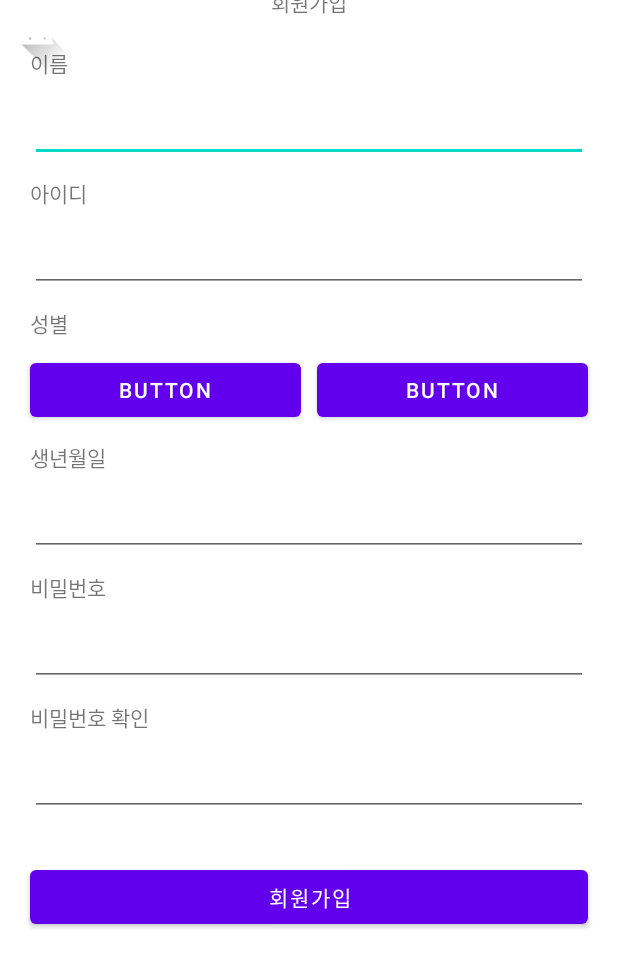
After one commit to TeamSeeMeet/SeeMeet-Android, an Android app: the RegisterActivity screen opened directly, with no data from a screen before it, on a phone screen of 412 x 824 dp. The commit adds this screen. Shown: the top 967 px of the screen. Run offline under Robolectric (Android 15) with nearby library versions, the phone set to English and light mode, and no system bars; our stand-ins replace navigation-ui.

Commit message:
[MOD] 로그인 xml 틀 구현

```diff
--- a/app/build.gradle
+++ b/app/build.gradle
@@ -42,6 +42,8 @@ dependencies {
     implementation 'com.google.android.material:material:1.4.0'
     implementation 'androidx.constraintlayout:constraintlayout:2.1.2'
     implementation 'androidx.legacy:legacy-support-v4:1.0.0'
+    implementation 'androidx.navigation:navigation-fragment-ktx:2.3.5'
+    implementation 'androidx.navigation:navigation-ui-ktx:2.3.5'
     testImplementation 'junit:junit:4.+'
     androidTestImplementation 'androidx.test.ext:junit:1.1.3'
     androidTestImplementation 'androidx.test.espresso:espresso-core:3.4.0'
--- /dev/null
+++ b/app/src/main/java/org/seemeet/seemeet/ui/registration/RegisterActivity.kt
@@ -0,0 +1,22 @@
+package org.seemeet.seemeet.ui.registration
+
+import android.os.Bundle
+import com.google.android.material.snackbar.Snackbar
+import androidx.appcompat.app.AppCompatActivity
+import androidx.navigation.findNavController
+import androidx.navigation.ui.AppBarConfiguration
+import androidx.navigation.ui.navigateUp
+import androidx.navigation.ui.setupActionBarWithNavController
+import org.seemeet.seemeet.R
+import org.seemeet.seemeet.databinding.ActivityRegisterBinding
+
+class RegisterActivity : AppCompatActivity() {
+
+    private val binding: ActivityRegisterBinding by lazy {
+        ActivityRegisterBinding.inflate(layoutInflater)
+    }
+    override fun onCreate(savedInstanceState: Bundle?) {
+        super.onCreate(savedInstanceState)
+        setContentView(binding.root)
+    }
+}
--- /dev/null
+++ b/app/src/main/res/layout/activity_register.xml
@@ -0,0 +1,181 @@
+<?xml version="1.0" encoding="utf-8"?>
+<androidx.constraintlayout.widget.ConstraintLayout xmlns:android="http://schemas.android.com/apk/res/android"
+    xmlns:app="http://schemas.android.com/apk/res-auto"
+    xmlns:tools="http://schemas.android.com/tools"
+    android:layout_width="match_parent"
+    android:layout_height="match_parent"
+    tools:context=".ui.registration.LoginActivity">
+
+    <ImageView
+        android:id="@+id/imageView"
+        android:layout_width="50dp"
+        android:layout_height="50dp"
+        app:layout_constraintStart_toStartOf="parent"
+        app:layout_constraintTop_toTopOf="parent"
+        app:srcCompat="@drawable/ic_launcher_foreground" />
+
+    <TextView
+        android:id="@+id/tv_register_register"
+        android:layout_width="wrap_content"
+        android:layout_height="wrap_content"
+        android:text="@string/register_register"
+        app:layout_constraintBottom_toBottomOf="@+id/view_line"
+        app:layout_constraintEnd_toEndOf="parent"
+        app:layout_constraintStart_toStartOf="parent"
+        app:layout_constraintTop_toTopOf="parent" />
+
+    <View
+        android:id="@+id/view_line"
+        android:layout_width="wrap_content"
+        android:layout_height="1dp"
+        tools:layout_editor_absoluteY="50dp" />
+
+    <TextView
+        android:id="@+id/tv_name"
+        android:layout_width="wrap_content"
+        android:layout_height="wrap_content"
+        android:layout_marginStart="20dp"
+        android:layout_marginTop="30dp"
+        android:text="@string/register_name"
+        app:layout_constraintStart_toStartOf="parent"
+        app:layout_constraintTop_toBottomOf="@+id/view_line" />
+
+    <EditText
+        android:id="@+id/et_name"
+        android:layout_width="0dp"
+        android:layout_height="wrap_content"
+        android:layout_marginStart="20dp"
+        android:layout_marginTop="10dp"
+        android:layout_marginEnd="20dp"
+        android:ems="10"
+        android:inputType="textPersonName"
+        app:layout_constraintEnd_toEndOf="parent"
+        app:layout_constraintStart_toStartOf="parent"
+        app:layout_constraintTop_toBottomOf="@+id/tv_name" />
+
+    <TextView
+        android:id="@+id/tv_id"
+        android:layout_width="wrap_content"
+        android:layout_height="wrap_content"
+        android:layout_marginTop="10dp"
+        android:text="@string/register_id"
+        app:layout_constraintStart_toStartOf="@+id/tv_name"
+        app:layout_constraintTop_toBottomOf="@+id/et_name" />
+
+    <EditText
+        android:id="@+id/et_id"
+        android:layout_width="0dp"
+        android:layout_height="wrap_content"
+        android:layout_marginTop="10dp"
+        android:ems="10"
+        android:inputType="textPersonName"
+        app:layout_constraintEnd_toEndOf="@+id/et_name"
+        app:layout_constraintStart_toStartOf="@+id/et_name"
+        app:layout_constraintTop_toBottomOf="@+id/tv_id" />
+
+    <TextView
+        android:id="@+id/tv_sex"
+        android:layout_width="wrap_content"
+        android:layout_height="wrap_content"
+        android:layout_marginTop="10dp"
+        android:text="@string/register_sex"
+        app:layout_constraintStart_toStartOf="@+id/tv_name"
+        app:layout_constraintTop_toBottomOf="@+id/et_id" />
+
+    <Button
+        android:id="@+id/button"
+        android:layout_width="0dp"
+        android:layout_height="wrap_content"
+        android:layout_marginStart="5dp"
+        android:layout_marginEnd="20dp"
+        android:text="Button"
+        app:layout_constraintEnd_toEndOf="parent"
+        app:layout_constraintHorizontal_bias="0.5"
+        app:layout_constraintStart_toEndOf="@+id/btn_sex"
+        app:layout_constraintTop_toTopOf="@+id/btn_sex" />
+
+    <Button
+        android:id="@+id/btn_sex"
+        android:layout_width="0dp"
+        android:layout_height="wrap_content"
+        android:layout_marginStart="20dp"
+        android:layout_marginTop="10dp"
+        android:layout_marginEnd="5dp"
+        android:text="Button"
+        app:layout_constraintEnd_toStartOf="@+id/button"
+        app:layout_constraintHorizontal_bias="0.5"
+        app:layout_constraintStart_toStartOf="parent"
+        app:layout_constraintTop_toBottomOf="@+id/tv_sex" />
+
+    <TextView
+        android:id="@+id/tv_birth"
+        android:layout_width="wrap_content"
+        android:layout_height="wrap_content"
+        android:layout_marginTop="10dp"
+        android:text="@string/register_birth"
+        app:layout_constraintStart_toStartOf="@+id/tv_sex"
+        app:layout_constraintTop_toBottomOf="@+id/btn_sex" />
+
+    <EditText
+        android:id="@+id/et_birth"
+        android:layout_width="0dp"
+        android:layout_height="wrap_content"
+        android:layout_marginTop="10dp"
+        android:ems="10"
+        android:inputType="date"
+        app:layout_constraintEnd_toEndOf="@+id/et_id"
+        app:layout_constraintStart_toStartOf="@+id/btn_sex"
+        app:layout_constraintTop_toBottomOf="@+id/tv_birth" />
+
+    <TextView
+        android:id="@+id/tv_pw"
+        android:layout_width="wrap_content"
+        android:layout_height="wrap_content"
+        android:layout_marginTop="10dp"
+        android:text="@string/pw"
+        app:layout_constraintStart_toStartOf="@+id/tv_birth"
+        app:layout_constraintTop_toBottomOf="@+id/et_birth" />
+
+    <EditText
+        android:id="@+id/et_pw"
+        android:layout_width="0dp"
+        android:layout_height="wrap_content"
+        android:layout_marginTop="10dp"
+        android:ems="10"
+        android:inputType="textPassword"
+        android:paddingStart="10dp"
+        app:layout_constraintEnd_toEndOf="@+id/et_birth"
+        app:layout_constraintStart_toStartOf="@+id/et_birth"
+        app:layout_constraintTop_toBottomOf="@+id/tv_pw" />
+
+    <TextView
+        android:id="@+id/tv_checkpw"
+        android:layout_width="wrap_content"
+        android:layout_height="wrap_content"
+        android:layout_marginTop="10dp"
+        android:text="@string/register_checkpw"
+        app:layout_constraintStart_toStartOf="@+id/tv_pw"
+        app:layout_constraintTop_toBottomOf="@+id/et_pw" />
+
+    <EditText
+        android:id="@+id/et_checkpw"
+        android:layout_width="0dp"
+        android:layout_height="wrap_content"
+        android:layout_marginTop="10dp"
+        android:ems="10"
+        android:inputType="textPassword"
+        app:layout_constraintEnd_toEndOf="@+id/et_pw"
+        app:layout_constraintStart_toStartOf="@+id/et_pw"
+        app:layout_constraintTop_toBottomOf="@+id/tv_checkpw" />
+
+    <Button
+        android:id="@+id/btn_register"
+        android:layout_width="0dp"
+        android:layout_height="wrap_content"
+        android:layout_marginTop="30dp"
+        android:text="@string/register_register"
+        app:layout_constraintEnd_toEndOf="@+id/et_pw"
+        app:layout_constraintStart_toStartOf="@+id/et_pw"
+        app:layout_constraintTop_toBottomOf="@+id/et_checkpw" />
+
+</androidx.constraintlayout.widget.ConstraintLayout>
--- /dev/null
+++ b/app/src/main/res/navigation/nav_graph.xml
@@ -0,0 +1,28 @@
+<?xml version="1.0" encoding="utf-8"?>
+<navigation xmlns:android="http://schemas.android.com/apk/res/android"
+    xmlns:app="http://schemas.android.com/apk/res-auto"
+    xmlns:tools="http://schemas.android.com/tools"
+    android:id="@+id/nav_graph"
+    app:startDestination="@id/FirstFragment">
+
+    <fragment
+        android:id="@+id/FirstFragment"
+        android:name="org.seemeet.seemeet.ui.registration.FirstFragment"
+        android:label="@string/first_fragment_label"
+        tools:layout="@layout/fragment_first">
+
+        <action
+            android:id="@+id/action_FirstFragment_to_SecondFragment"
+            app:destination="@id/SecondFragment" />
+    </fragment>
+    <fragment
+        android:id="@+id/SecondFragment"
+        android:name="org.seemeet.seemeet.ui.registration.SecondFragment"
+        android:label="@string/second_fragment_label"
+        tools:layout="@layout/fragment_second">
+
+        <action
+            android:id="@+id/action_SecondFragment_to_FirstFragment"
+            app:destination="@id/FirstFragment" />
+    </fragment>
+</navigation>
--- /dev/null
+++ b/app/src/main/res/values-land/dimens.xml
@@ -0,0 +1,3 @@
+<resources>
+    <dimen name="fab_margin">48dp</dimen>
+</resources>
--- /dev/null
+++ b/app/src/main/res/values-w1240dp/dimens.xml
@@ -0,0 +1,3 @@
+<resources>
+    <dimen name="fab_margin">200dp</dimen>
+</resources>
--- /dev/null
+++ b/app/src/main/res/values-w600dp/dimens.xml
@@ -0,0 +1,3 @@
+<resources>
+    <dimen name="fab_margin">48dp</dimen>
+</resources>
--- /dev/null
+++ b/app/src/main/res/values/dimens.xml
@@ -0,0 +1,3 @@
+<resources>
+    <dimen name="fab_margin">16dp</dimen>
+</resources>
--- a/app/src/main/res/values/strings.xml
+++ b/app/src/main/res/values/strings.xml
@@ -11,10 +11,29 @@
     <string name="login_register"><u>회원가입</u></string>
     <string name="login_search"><u>아이디/비밀번호 찾기</u></string>
 
+    <!-- Register -->
+    <string name="register_name">이름</string>
+    <string name="register_id">아이디</string>
+    <string name="register_sex">성별</string>
+    <string name="register_male">남</string>
+    <string name="register_female">여</string>
+    <string name="register_register">회원가입</string>
+    <string name="register_birth">생년월일</string>
+    <string name="register_checkpw">비밀번호 확인</string>
+
     <!-- Main -->
     <string name="label_home">Home</string>
     <string name="label_apply">Apply</string>
     <string name="label_calendar">Calendar</string>
     <!-- TODO: Remove or change this placeholder text -->
     <string name="hello_blank_fragment">Hello blank fragment</string>
+    <string name="title_activity_register">RegisterActivity</string>
+    <!-- Strings used for fragments for navigation -->
+    <string name="first_fragment_label">First Fragment</string>
+    <string name="second_fragment_label">Second Fragment</string>
+    <string name="next">Next</string>
+    <string name="previous">Previous</string>
+
+    <string name="hello_first_fragment">Hello first fragment</string>
+    <string name="hello_second_fragment">Hello second fragment. Arg: %1$s</string>
 </resources>
--- a/app/src/main/res/values/themes.xml
+++ b/app/src/main/res/values/themes.xml
@@ -13,4 +13,13 @@
         <item name="android:statusBarColor" tools:targetApi="l">?attr/colorPrimaryVariant</item>
         <!-- Customize your theme here. -->
     </style>
+
+    <style name="Theme.SeeMeet.NoActionBar">
+        <item name="windowActionBar">false</item>
+        <item name="windowNoTitle">true</item>
+    </style>
+
+    <style name="Theme.SeeMeet.AppBarOverlay" parent="ThemeOverlay.AppCompat.Dark.ActionBar" />
+
+    <style name="Theme.SeeMeet.PopupOverlay" parent="ThemeOverlay.AppCompat.Light" />
 </resources>
--- a/build.gradle
+++ b/build.gradle
@@ -6,7 +6,7 @@ buildscript {
     }
     dependencies {
         classpath "com.android.tools.build:gradle:7.0.2"
-        classpath "org.jetbrains.kotlin:kotlin-gradle-plugin:1.5.31"
+        classpath 'org.jetbrains.kotlin:kotlin-gradle-plugin:1.6.0'
 
         // NOTE: Do not place your application dependencies here; they belong
         // in the individual module build.gradle files
```
Also changed, not shown: app/src/main/AndroidManifest.xml (+7 -2 lines).
